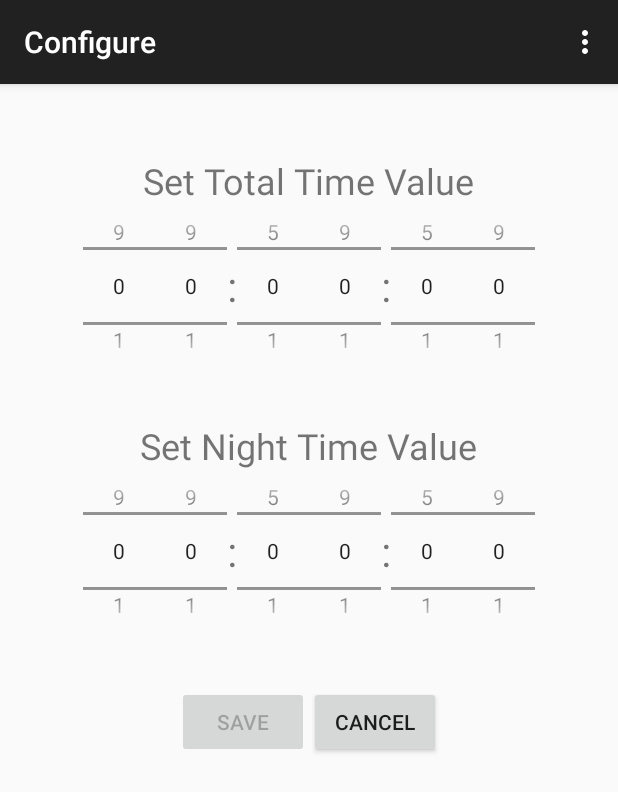
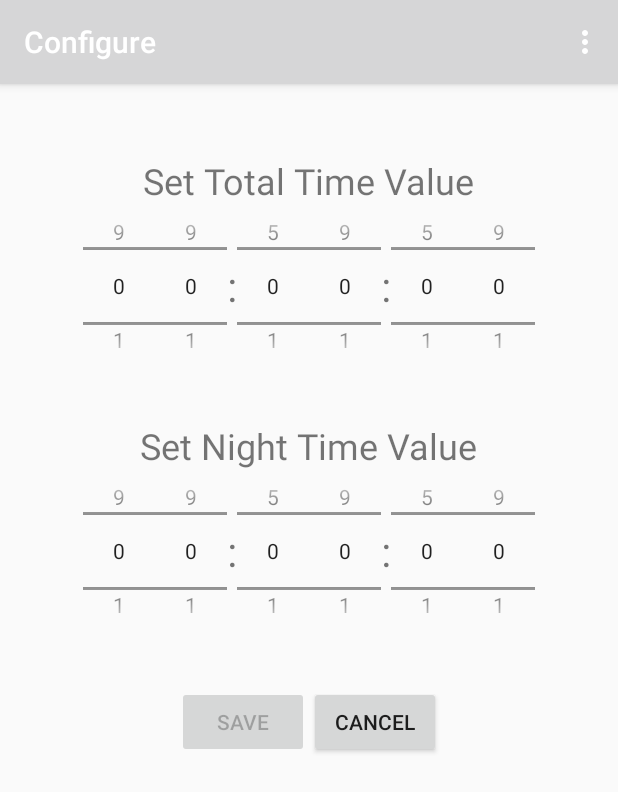
Before and after one commit to MDLairdJr/DrivingLog, an Android app: the ConfigActivity screen opened directly, with no data from a screen before it, on a phone screen of 412 x 824 dp. Shown: the top 792 px of the screen. Run offline under Robolectric (Android 15) with nearby library versions, the phone set to English and light mode, and no system bars.

Commit message:
added colors to the style

```diff
--- a/app/src/main/res/values/styles.xml
+++ b/app/src/main/res/values/styles.xml
@@ -3,6 +3,9 @@
     <!-- Base application theme. -->
     <style name="AppTheme" parent="Theme.AppCompat.Light.DarkActionBar">
         <!-- Customize your theme here. -->
+        <item name="colorPrimary">@color/blue</item>
+        <item name="colorPrimaryDark">@color/darkblue</item>
+        <item name="colorAccent">@color/darkblue</item>
     </style>
 
 </resources>
```
